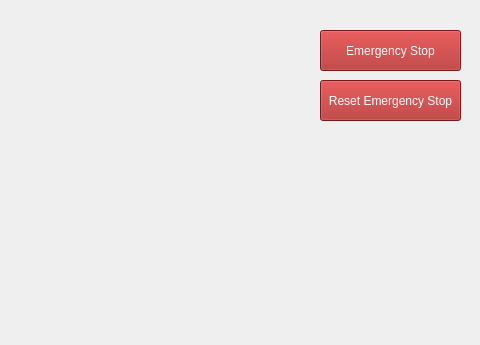
First picture: the form in mainwindow.ui, repository dinordi/SWENPRO-JoFLu, before the edit; both pictures show x 320 to 800 and y 0 to 345 of the 800 by 600 pixel window.
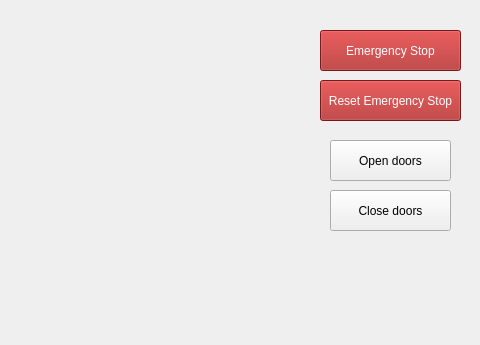
Second picture: the form after the edit.

Commit message: Added buttons for opening and closing doors

Patch:
```diff
--- a/mainwindow.ui
+++ b/mainwindow.ui
@@ -94,6 +94,32 @@
      <string/>
     </property>
    </widget>
+   <widget class="QPushButton" name="btnOpenDoors">
+    <property name="geometry">
+     <rect>
+      <x>650</x>
+      <y>140</y>
+      <width>121</width>
+      <height>41</height>
+     </rect>
+    </property>
+    <property name="text">
+     <string>Open doors</string>
+    </property>
+   </widget>
+   <widget class="QPushButton" name="btnCloseDoors">
+    <property name="geometry">
+     <rect>
+      <x>650</x>
+      <y>190</y>
+      <width>121</width>
+      <height>41</height>
+     </rect>
+    </property>
+    <property name="text">
+     <string>Close doors</string>
+    </property>
+   </widget>
   </widget>
   <widget class="QMenuBar" name="menubar">
    <property name="geometry">
```
The commit also changes 2 other files.
